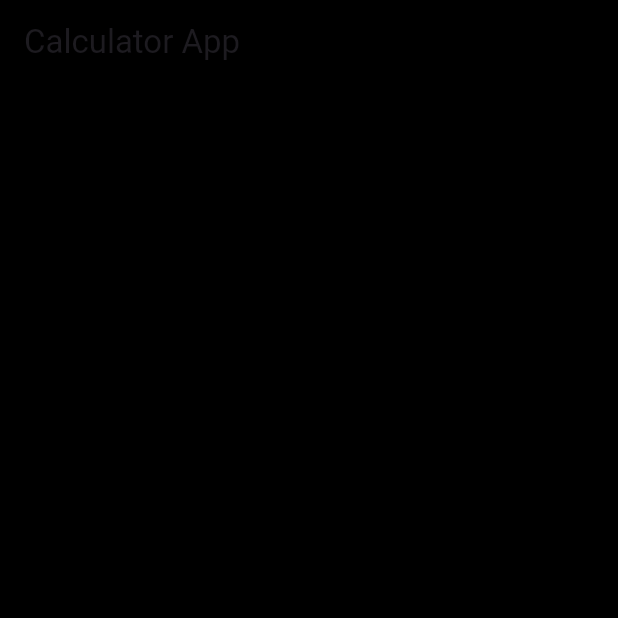
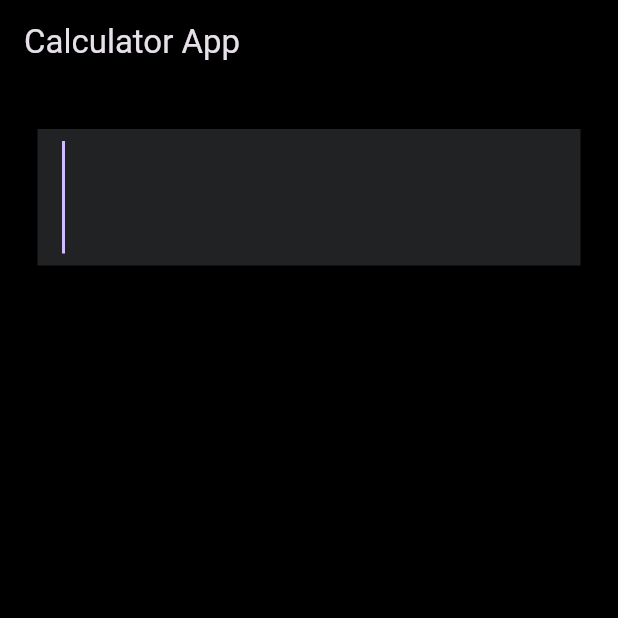
Before and after one commit to idevanshrai/calculator_flutter, a Flutter app: the screen it shows after launch, on a phone screen of 412 x 824 dp, the top half of it. Run offline on Flutter 3.47's test engine with Material 3 defaults, Android fonts, the phone set to English and light mode, and no system bars.

Commit message:
Created home_screen and added constant theme color

```diff
--- /dev/null
+++ b/lib/constant/colors.dart
@@ -0,0 +1,7 @@
+import 'package:flutter/material.dart';
+
+class AppColors{
+  static const primaryColor = Color(0xFF212224);
+  static const secondaryColor = Color.fromARGB(255, 36, 34, 33);
+  static const secondary2Color = Color(0xFF26282D);
+}
--- a/lib/main.dart
+++ b/lib/main.dart
@@ -1,3 +1,4 @@
+import 'package:calculator_flutter/screens/home_screen.dart';
 import 'package:flutter/material.dart';
 
 void main()
@@ -12,27 +13,9 @@ class CalculatorApp extends StatelessWidget {
   Widget build(BuildContext context) {
     return const MaterialApp(
       theme: ThemeData.dark(),
-      home: Scaffold(
-        backgroundColor: Colors.black,
-        appBar: AppBar(
-          title: const Text("Calculator App"),
-          backgroundColor: Colors.black,
-        ),
-        body: Column(
-          children: [Padding(
-            padding: EdgeInsets.symmetric(horizontal: 25, vertical: 30),
-            child: TextField(
-              decoration: InputDecoration(
-                border: InputBorder.none
-              ),
-              style: TextStyle(fontSize: 45),
-
-            ),
-          )
-          ],
-          ),
-        ),
-      ),
-    );
+      debugShowCheckedModeBanner: false,
+      // ignore: unnecessary_const
+      home: const HomeScreen(),
+      );
   }
 }
--- /dev/null
+++ b/lib/screens/home_screen.dart
@@ -0,0 +1,20 @@
+import 'package:calculator_flutter/widgets/textfield.dart';
+import 'package:flutter/material.dart';
+
+class HomeScreen extends StatelessWidget {
+const HomeScreen({super.key});
+
+  @override
+  Widget build(BuildContext context) {
+    return Scaffold(
+        backgroundColor: Colors.black,
+        appBar: AppBar(
+          title: const Text("Calculator App"),
+          backgroundColor: Colors.black,
+        ),
+        body: const Column(
+          children: [CustomTextField()],
+          ),
+        );
+  }
+}
--- /dev/null
+++ b/lib/widgets/textfield.dart
@@ -0,0 +1,24 @@
+import 'package:calculator_flutter/constant/colors.dart';
+import 'package:flutter/material.dart';
+
+class CustomTextField extends StatelessWidget {
+  const CustomTextField({
+    super.key,
+  });
+
+  @override
+  Widget build(BuildContext context) {
+    return Padding(
+    padding: const EdgeInsets.symmetric(horizontal: 25, vertical: 30),
+    child: TextField(
+      controller: TextEditingController(),
+      decoration: const InputDecoration(
+        border: InputBorder.none, fillColor: AppColors.primaryColor, filled: true),
+      style: const TextStyle(fontSize: 50),
+      readOnly: true,
+      autofocus: true,
+      showCursor: true,
+    ),
+   );
+  }
+}
```
